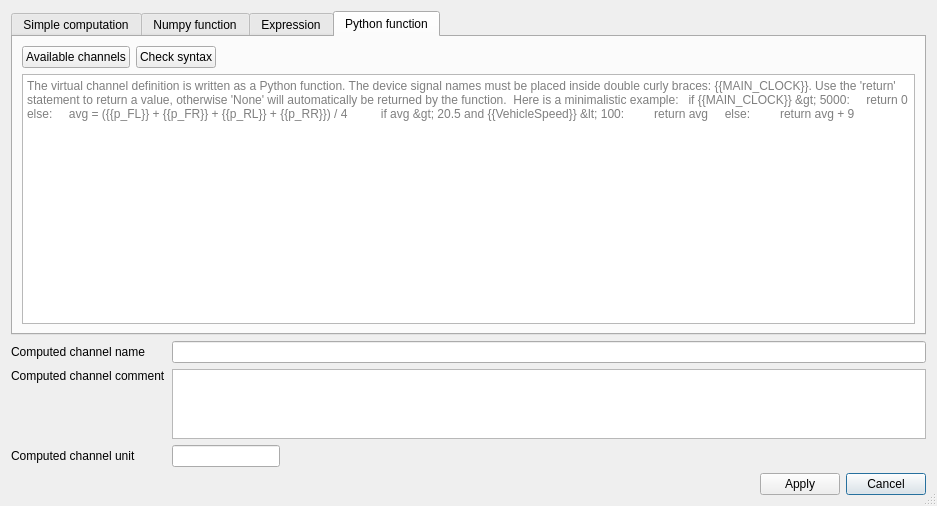
The window that asammdf/gui/ui/define_channel_dialog.ui (danielhrisca/asammdf) describes before a commit, drawn with Qt 5.
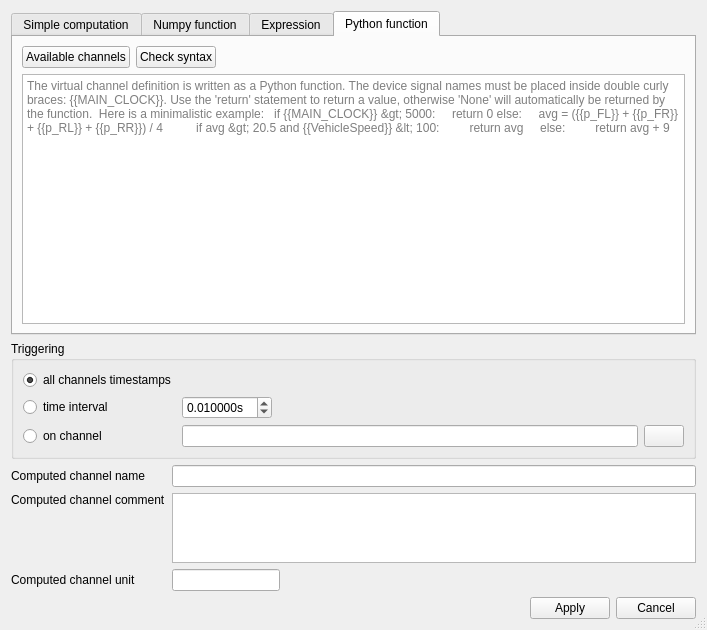
The same window after the commit. The open tabs and pages were chosen to show the change. Icons and pictures are not drawn.

Commit message: choose triggering type for computed channels

What changed in the file:
```diff
--- a/asammdf/gui/ui/define_channel_dialog.ui
+++ b/asammdf/gui/ui/define_channel_dialog.ui
@@ -6,7 +6,7 @@
    <rect>
     <x>0</x>
     <y>0</y>
-    <width>937</width>
+    <width>699</width>
     <height>501</height>
    </rect>
   </property>
@@ -27,93 +27,6 @@
    <bool>true</bool>
   </property>
   <layout class="QGridLayout" name="gridLayout" columnstretch="0,0,1,0,0">
-   <item row="3" column="0">
-    <widget class="QLabel" name="label_8">
-     <property name="text">
-      <string>Computed channel comment</string>
-     </property>
-     <property name="alignment">
-      <set>Qt::AlignLeading|Qt::AlignLeft|Qt::AlignTop</set>
-     </property>
-    </widget>
-   </item>
-   <item row="3" column="1" colspan="4">
-    <widget class="QPlainTextEdit" name="comment"/>
-   </item>
-   <item row="5" column="4">
-    <widget class="QPushButton" name="cancel_btn">
-     <property name="text">
-      <string>Cancel</string>
-     </property>
-    </widget>
-   </item>
-   <item row="4" column="1">
-    <widget class="QLineEdit" name="unit">
-     <property name="placeholderText">
-      <string/>
-     </property>
-    </widget>
-   </item>
-   <item row="5" column="1">
-    <spacer name="horizontalSpacer_3">
-     <property name="orientation">
-      <enum>Qt::Horizontal</enum>
-     </property>
-     <property name="sizeHint" stdset="0">
-      <size>
-       <width>40</width>
-       <height>20</height>
-      </size>
-     </property>
-    </spacer>
-   </item>
-   <item row="1" column="0">
-    <widget class="QLabel" name="label_7">
-     <property name="text">
-      <string>Computed channel name</string>
-     </property>
-    </widget>
-   </item>
-   <item row="5" column="2">
-    <spacer name="horizontalSpacer_7">
-     <property name="orientation">
-      <enum>Qt::Horizontal</enum>
-     </property>
-     <property name="sizeHint" stdset="0">
-      <size>
-       <width>40</width>
-       <height>20</height>
-      </size>
-     </property>
-    </spacer>
-   </item>
-   <item row="5" column="3">
-    <widget class="QPushButton" name="apply_btn">
-     <property name="text">
-      <string>Apply</string>
-     </property>
-    </widget>
-   </item>
-   <item row="1" column="1" colspan="4">
-    <widget class="QLineEdit" name="name">
-     <property name="inputMask">
-      <string/>
-     </property>
-     <property name="text">
-      <string/>
-     </property>
-     <property name="placeholderText">
-      <string/>
-     </property>
-    </widget>
-   </item>
-   <item row="4" column="0">
-    <widget class="QLabel" name="label_6">
-     <property name="text">
-      <string>Computed channel unit</string>
-     </property>
-    </widget>
-   </item>
    <item row="0" column="0" colspan="5">
     <widget class="QTabWidget" name="tabs">
      <property name="currentIndex">
@@ -510,6 +423,175 @@
      </widget>
     </widget>
    </item>
+   <item row="6" column="1">
+    <spacer name="horizontalSpacer_3">
+     <property name="orientation">
+      <enum>Qt::Horizontal</enum>
+     </property>
+     <property name="sizeHint" stdset="0">
+      <size>
+       <width>40</width>
+       <height>20</height>
+      </size>
+     </property>
+    </spacer>
+   </item>
+   <item row="2" column="0">
+    <widget class="QLabel" name="label_7">
+     <property name="text">
+      <string>Computed channel name</string>
+     </property>
+    </widget>
+   </item>
+   <item row="5" column="1">
+    <widget class="QLineEdit" name="unit">
+     <property name="placeholderText">
+      <string/>
+     </property>
+    </widget>
+   </item>
+   <item row="6" column="3">
+    <widget class="QPushButton" name="apply_btn">
+     <property name="text">
+      <string>Apply</string>
+     </property>
+    </widget>
+   </item>
+   <item row="4" column="1" colspan="4">
+    <widget class="QPlainTextEdit" name="comment"/>
+   </item>
+   <item row="4" column="0">
+    <widget class="QLabel" name="label_8">
+     <property name="text">
+      <string>Computed channel comment</string>
+     </property>
+     <property name="alignment">
+      <set>Qt::AlignLeading|Qt::AlignLeft|Qt::AlignTop</set>
+     </property>
+    </widget>
+   </item>
+   <item row="6" column="4">
+    <widget class="QPushButton" name="cancel_btn">
+     <property name="text">
+      <string>Cancel</string>
+     </property>
+    </widget>
+   </item>
+   <item row="5" column="0">
+    <widget class="QLabel" name="label_6">
+     <property name="text">
+      <string>Computed channel unit</string>
+     </property>
+    </widget>
+   </item>
+   <item row="6" column="2">
+    <spacer name="horizontalSpacer_7">
+     <property name="orientation">
+      <enum>Qt::Horizontal</enum>
+     </property>
+     <property name="sizeHint" stdset="0">
+      <size>
+       <width>40</width>
+       <height>20</height>
+      </size>
+     </property>
+    </spacer>
+   </item>
+   <item row="2" column="1" colspan="4">
+    <widget class="QLineEdit" name="name">
+     <property name="inputMask">
+      <string/>
+     </property>
+     <property name="text">
+      <string/>
+     </property>
+     <property name="placeholderText">
+      <string/>
+     </property>
+    </widget>
+   </item>
+   <item row="1" column="0" colspan="5">
+    <widget class="QGroupBox" name="groupBox_3">
+     <property name="title">
+      <string>Triggering</string>
+     </property>
+     <layout class="QGridLayout" name="gridLayout_8">
+      <item row="1" column="2">
+       <spacer name="horizontalSpacer_8">
+        <property name="orientation">
+         <enum>Qt::Horizontal</enum>
+        </property>
+        <property name="sizeHint" stdset="0">
+         <size>
+          <width>40</width>
+          <height>20</height>
+         </size>
+        </property>
+       </spacer>
+      </item>
+      <item row="1" column="1">
+       <widget class="QDoubleSpinBox" name="trigger_interval">
+        <property name="suffix">
+         <string>s</string>
+        </property>
+        <property name="decimals">
+         <number>6</number>
+        </property>
+        <property name="minimum">
+         <double>0.000001000000000</double>
+        </property>
+        <property name="maximum">
+         <double>10.000000000000000</double>
+        </property>
+        <property name="singleStep">
+         <double>0.100000000000000</double>
+        </property>
+        <property name="value">
+         <double>0.010000000000000</double>
+        </property>
+       </widget>
+      </item>
+      <item row="4" column="1" colspan="2">
+       <widget class="QLineEdit" name="trigger_channel"/>
+      </item>
+      <item row="4" column="0">
+       <widget class="QRadioButton" name="triggering_on_channel">
+        <property name="text">
+         <string>on channel</string>
+        </property>
+       </widget>
+      </item>
+      <item row="1" column="0">
+       <widget class="QRadioButton" name="triggering_on_interval">
+        <property name="text">
+         <string>time interval</string>
+        </property>
+       </widget>
+      </item>
+      <item row="4" column="3">
+       <widget class="QPushButton" name="trigger_search_btn">
+        <property name="text">
+         <string/>
+        </property>
+        <property name="icon">
+         <iconset resource="resource.qrc">
+          <normaloff>:/search.png</normaloff>:/search.png</iconset>
+        </property>
+       </widget>
+      </item>
+      <item row="0" column="0">
+       <widget class="QRadioButton" name="triggering_on_all">
+        <property name="text">
+         <string>all channels timestamps</string>
+        </property>
+        <property name="checked">
+         <bool>true</bool>
+        </property>
+       </widget>
+      </item>
+     </layout>
+    </widget>
+   </item>
   </layout>
  </widget>
  <resources>
```
Left out of the diff: 2 changed lines with no effect on the pictures. The commit also changes 4 other files.
